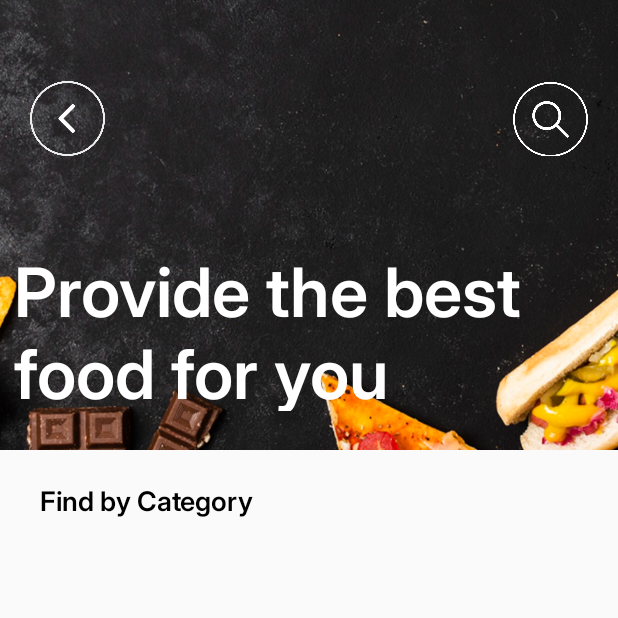
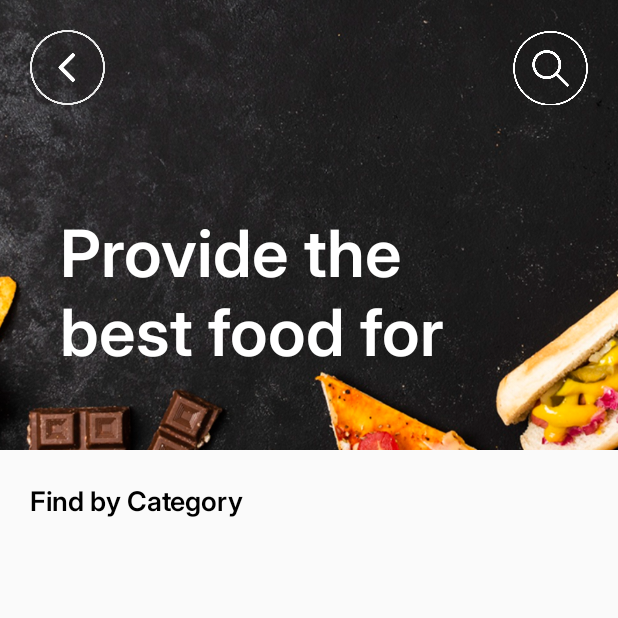
Before and after one commit to raichuvn11/UIAppFastFood, an Android app: the GuestActivity screen opened directly, with no data from a screen before it, on a phone screen of 412 x 824 dp, the top half of it. Run offline under Robolectric (Android 15) with nearby library versions, the phone set to English and light mode, and no system bars; pictures from the network do not load; 1 statement that could not run was skipped.

Commit message:
fix layout otp, menu page

```diff
--- a/app/src/main/java/com/example/uiappfastfood/activity/GuestActivity.java
+++ b/app/src/main/java/com/example/uiappfastfood/activity/GuestActivity.java
@@ -4,10 +4,12 @@ import android.app.Activity;
 import android.content.Intent;
 import android.os.Bundle;
 import android.widget.ImageView;
+import android.widget.RelativeLayout;
 import android.widget.TextView;
 import android.widget.Toast;
 
 import androidx.appcompat.app.AppCompatActivity;
+import androidx.core.widget.NestedScrollView;
 import androidx.recyclerview.widget.GridLayoutManager;
 import androidx.recyclerview.widget.LinearLayoutManager;
 import androidx.recyclerview.widget.RecyclerView;
@@ -38,6 +40,8 @@ public class GuestActivity extends AppCompatActivity {
     private List<Category> categoryList = new ArrayList<>();
     private List<MenuItem> productList = new ArrayList<>();
 
+    private NestedScrollView nestedScrollView;
+
     private ImageView searchIcon,backIcon;
 
     @Override
@@ -49,6 +53,23 @@ public class GuestActivity extends AppCompatActivity {
         foodRecyclerView = findViewById(R.id.food_recycler_view);
         searchIcon = findViewById(R.id.search_icon);
         backIcon = findViewById(R.id.back_icon);
+        nestedScrollView = findViewById(R.id.homeFragment);
+
+        ImageView banner = findViewById(R.id.banner);
+        RelativeLayout relativeLayout = findViewById(R.id.relativeLayout);
+        TextView title = findViewById(R.id.title);
+
+        nestedScrollView.setOnScrollChangeListener(new NestedScrollView.OnScrollChangeListener() {
+            @Override
+            public void onScrollChange(NestedScrollView v, int scrollX, int scrollY, int oldScrollX, int oldScrollY) {
+                float fadeHeight = 600f;
+                float alpha = 1f - Math.min(1f, scrollY / fadeHeight);
+
+                banner.setAlpha(alpha);
+                relativeLayout.setAlpha(alpha);
+                title.setAlpha(alpha);
+            }
+        });
 
         backIcon.setOnClickListener(v -> {
             Intent intent = new Intent(GuestActivity.this, LoginActivity.class);
--- a/app/src/main/java/com/example/uiappfastfood/activity/MenuActivity.java
+++ b/app/src/main/java/com/example/uiappfastfood/activity/MenuActivity.java
@@ -9,6 +9,7 @@ import android.widget.TextView;
 import android.widget.Toast;
 
 import androidx.appcompat.app.AppCompatActivity;
+import androidx.core.widget.NestedScrollView;
 import androidx.recyclerview.widget.LinearLayoutManager;
 import androidx.recyclerview.widget.RecyclerView;
 
@@ -37,6 +38,7 @@ public class MenuActivity extends AppCompatActivity {
     private MenuItemAdapter menuItemAdapter;
     private ImageView favoriteIcon;
 
+
     private long userId;
     private MenuItem currentMenuItem;
 
@@ -60,8 +62,11 @@ public class MenuActivity extends AppCompatActivity {
         Button addToCartButton = findViewById(R.id.btn_add_to_cart);
         addToCartButton.setOnClickListener(v -> addToCart(currentMenuItem));
 
+
+
         SharedPrefManager sharedPrefManager = new SharedPrefManager(this);
         userId = sharedPrefManager.getUserId();
+
 
 
 
--- a/app/src/main/java/com/example/uiappfastfood/activity/SearchActivity.java
+++ b/app/src/main/java/com/example/uiappfastfood/activity/SearchActivity.java
@@ -59,9 +59,7 @@ public class SearchActivity extends AppCompatActivity {
     private TextView tvDeleteAll;
     private RecyclerView lvRecentOrders;
     private RecyclerView lvSearchResults; // RecyclerView for search results
-    private RecentSearchAdapter searchAdapter;
     private RecentOrderAdapter orderAdapter;
-    private List<String> recentKeywords;
     private List<MenuItem> recentOrders;
     private List<MenuItem> searchResults; // List to store search results
     private DrawerLayout drawerLayout;
--- a/app/src/main/java/com/example/uiappfastfood/adapter/RecentOrderAdapter.java
+++ b/app/src/main/java/com/example/uiappfastfood/adapter/RecentOrderAdapter.java
@@ -19,6 +19,7 @@ import com.example.uiappfastfood.R;
 import com.example.uiappfastfood.activity.MenuActivity;
 import com.example.uiappfastfood.model.MenuItem;
 import com.example.uiappfastfood.model.RecentOrderModel;
+import com.example.uiappfastfood.sharePreference.SharedPrefManager;
 
 import java.util.List;
 
@@ -67,6 +68,8 @@ public class RecentOrderAdapter extends RecyclerView.Adapter<RecentOrderAdapter.
             intent.putExtra("menu_item_favorite_ids", favoriteIdArray);
             intent.putExtra("context_class_simple", context.getClass().getSimpleName());
             context.startActivity(intent);
+            SharedPrefManager sharedPrefManager = new SharedPrefManager(context);
+            sharedPrefManager.saveContext(context.getClass().getSimpleName());
             if (context instanceof Activity) {
                 ((Activity) context).finish();
             }
--- a/app/src/main/java/com/example/uiappfastfood/api/RetrofitClient.java
+++ b/app/src/main/java/com/example/uiappfastfood/api/RetrofitClient.java
@@ -5,7 +5,7 @@ import retrofit2.converter.gson.GsonConverterFactory;
 
 public class RetrofitClient {
 
-    private static final String BASE_URL = "http://192.168.1.2:8080/";
+    private static final String BASE_URL = "http://192.168.1.22:8080/";
     //private static final String BASE_URL = "http://10.0.2.2:8080/";
 
     private static Retrofit retrofit;
--- a/app/src/main/res/layout/activity_menu.xml
+++ b/app/src/main/res/layout/activity_menu.xml
@@ -1,42 +1,39 @@
 <?xml version="1.0" encoding="utf-8"?>
-<androidx.constraintlayout.widget.ConstraintLayout xmlns:android="http://schemas.android.com/apk/res/android"
+<androidx.core.widget.NestedScrollView xmlns:android="http://schemas.android.com/apk/res/android"
     xmlns:app="http://schemas.android.com/apk/res-auto"
     xmlns:tools="http://schemas.android.com/tools"
+    android:id="@+id/homeFragment"
     android:layout_width="match_parent"
     android:layout_height="match_parent"
-    android:id="@+id/homeFragment"
+    android:fillViewport="true"
     tools:context=".fragment.HomeFragment">
 
-    <!-- Top Bar -->
+    <LinearLayout
+        android:layout_width="match_parent"
+        android:layout_height="wrap_content"
+        android:orientation="vertical">
 
+        <!-- Banner with overlay -->
+        <FrameLayout
+            android:layout_width="match_parent"
+            android:layout_height="300dp">
+
+            <!-- Banner background -->
             <ImageView
                 android:id="@+id/banner"
                 android:layout_width="match_parent"
-        android:layout_height="300dp"
+                android:layout_height="match_parent"
                 android:scaleType="centerCrop"
-        android:src="@drawable/banner_image"
-        app:layout_constraintEnd_toEndOf="parent"
-        app:layout_constraintHorizontal_bias="0.0"
-        app:layout_constraintStart_toStartOf="parent"
-        app:layout_constraintTop_toTopOf="parent" />
+                android:src="@drawable/banner_image" />
 
-    <!-- Banner -->
-
-    <!-- Title -->
+            <!-- Top bar + title overlay -->
             <RelativeLayout
                 android:id="@+id/relativeLayout"
                 android:layout_width="match_parent"
-        android:layout_height="wrap_content"
-        android:layout_marginTop="20dp"
-        android:padding="20dp"
-        app:layout_constraintBottom_toBottomOf="@+id/banner"
-        app:layout_constraintEnd_toEndOf="parent"
-        app:layout_constraintHorizontal_bias="1.0"
-        app:layout_constraintStart_toStartOf="parent"
-        app:layout_constraintTop_toTopOf="parent"
-        app:layout_constraintVertical_bias="0.074">
+                android:layout_height="match_parent"
+                android:padding="20dp">
 
-
+                <!-- Back icon -->
                 <ImageView
                     android:id="@+id/back_icon"
                     android:layout_width="50dp"
@@ -44,6 +41,7 @@
                     android:layout_alignParentStart="true"
                     android:src="@drawable/ic_back_3" />
 
+                <!-- Search icon -->
                 <ImageView
                     android:id="@+id/search_icon"
                     android:layout_width="50dp"
@@ -51,73 +49,56 @@
                     android:layout_alignParentEnd="true"
                     android:src="@drawable/ic_search_2" />
 
-    </RelativeLayout>
-
-    <!-- Category Section -->
-
+                <!-- Title -->
                 <TextView
                     android:id="@+id/title"
                     android:layout_width="362dp"
                     android:layout_height="114dp"
-        android:layout_marginTop="36dp"
-
+                    android:layout_alignParentBottom="true"
+                    android:layout_marginBottom="30dp"
                     android:fontFamily="@font/inter_semibold"
+                    android:paddingHorizontal="20dp"
                     android:text="Provide the best food for you"
                     android:textColor="@color/white"
-        android:textSize="45sp"
-        android:textStyle="bold"
-        app:layout_constraintBottom_toBottomOf="@+id/banner"
-        app:layout_constraintEnd_toEndOf="parent"
-        app:layout_constraintHorizontal_bias="0.186"
-        app:layout_constraintStart_toStartOf="parent"
-        app:layout_constraintTop_toBottomOf="@+id/relativeLayout"
-        app:layout_constraintVertical_bias="0.0" />
+                    android:textSize="43sp"
+                    android:textStyle="bold" />
+            </RelativeLayout>
+        </FrameLayout>
 
+        <!-- Title2 -->
         <TextView
             android:id="@+id/title2"
             android:layout_width="wrap_content"
             android:layout_height="wrap_content"
             android:layout_marginTop="20dp"
             android:fontFamily="@font/inter_semibold"
+            android:paddingStart="20dp"
             android:text="Find by Category"
             android:textColor="@color/black"
             android:textSize="18sp"
-        android:textStyle="bold"
-        app:layout_constraintBottom_toBottomOf="parent"
-        app:layout_constraintEnd_toEndOf="parent"
-        app:layout_constraintHorizontal_bias="0.098"
-        app:layout_constraintStart_toStartOf="parent"
-        app:layout_constraintTop_toBottomOf="@+id/banner"
-        app:layout_constraintVertical_bias="0.0" />
+            android:textStyle="bold" />
 
-    <!-- Food List (RecyclerView) -->
-
+        <!-- Category RecyclerView -->
         <androidx.recyclerview.widget.RecyclerView
             android:id="@+id/category_recycler_view"
-        android:layout_width="400dp"
+            android:layout_width="match_parent"
             android:layout_height="wrap_content"
             android:padding="10dp"
-        app:layout_constraintEnd_toEndOf="parent"
-        app:layout_constraintHorizontal_bias="0.405"
-        app:layout_constraintStart_toStartOf="parent"
-        app:layout_constraintTop_toBottomOf="@+id/title2"/>
+            android:orientation="horizontal"
+            android:overScrollMode="never"
+            android:nestedScrollingEnabled="false" />
 
+        <!-- Product RecyclerView -->
         <androidx.recyclerview.widget.RecyclerView
             android:id="@+id/food_recycler_view"
             android:layout_width="match_parent"
-        android:layout_height="0dp"
+            android:layout_height="680dp"
             android:padding="20dp"
-        android:layout_marginStart="10dp"
-        android:layout_marginEnd="10dp"
+            android:layout_marginHorizontal="10dp"
             android:scrollbars="vertical"
+            android:nestedScrollingEnabled="false"
             app:layoutManager="androidx.recyclerview.widget.GridLayoutManager"
-        app:layout_constraintBottom_toBottomOf="parent"
-        app:layout_constraintEnd_toEndOf="parent"
-        app:layout_constraintStart_toStartOf="parent"
-        app:layout_constraintTop_toBottomOf="@id/category_recycler_view"
-        app:layout_constraintVertical_bias="0.0"
             app:spanCount="2" />
 
-    <!-- Food List -->
-
-</androidx.constraintlayout.widget.ConstraintLayout>
+    </LinearLayout>
+</androidx.core.widget.NestedScrollView>
--- a/app/src/main/res/xml/network_security_config.xml
+++ b/app/src/main/res/xml/network_security_config.xml
@@ -1,7 +1,7 @@
 <?xml version="1.0" encoding="utf-8"?>
 <network-security-config>
     <domain-config cleartextTrafficPermitted="true">
-        <domain>192.168.1.2</domain>
+        <domain>192.168.1.22</domain>
     </domain-config>
 </network-security-config>
 <!--<network-security-config>-->
```
Also changed, not shown: app/src/main/java/com/example/uiappfastfood/fragment/HomeFragment.java (+20 -0 lines), app/src/main/res/layout/activity_otp_register.xml (+17 -17 lines), app/src/main/res/layout/activity_otp_reset.xml (+17 -17 lines), app/src/main/res/layout/fragment_home.xml (+25 -43 lines). Lines whose indentation alone changed are shown as unchanged.
